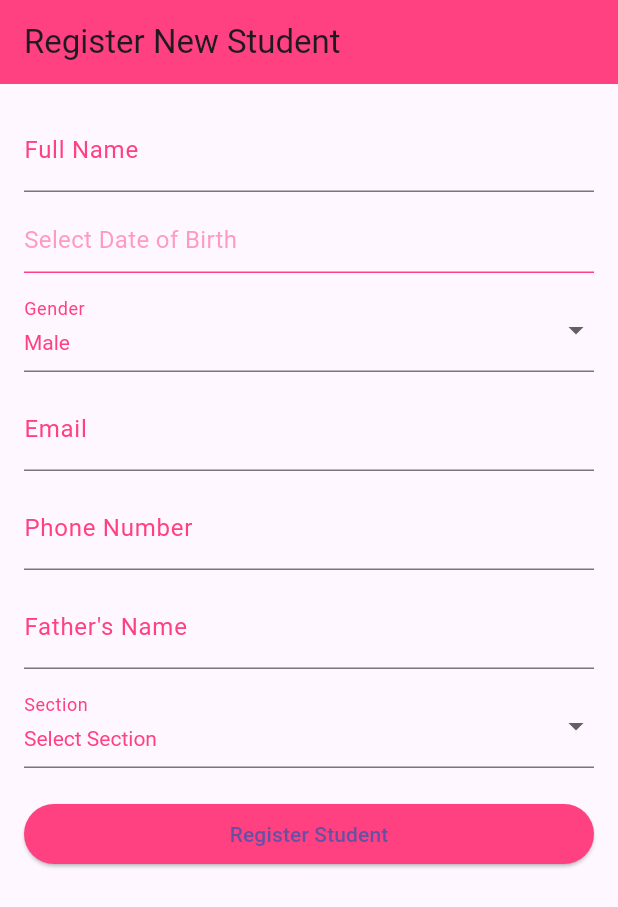
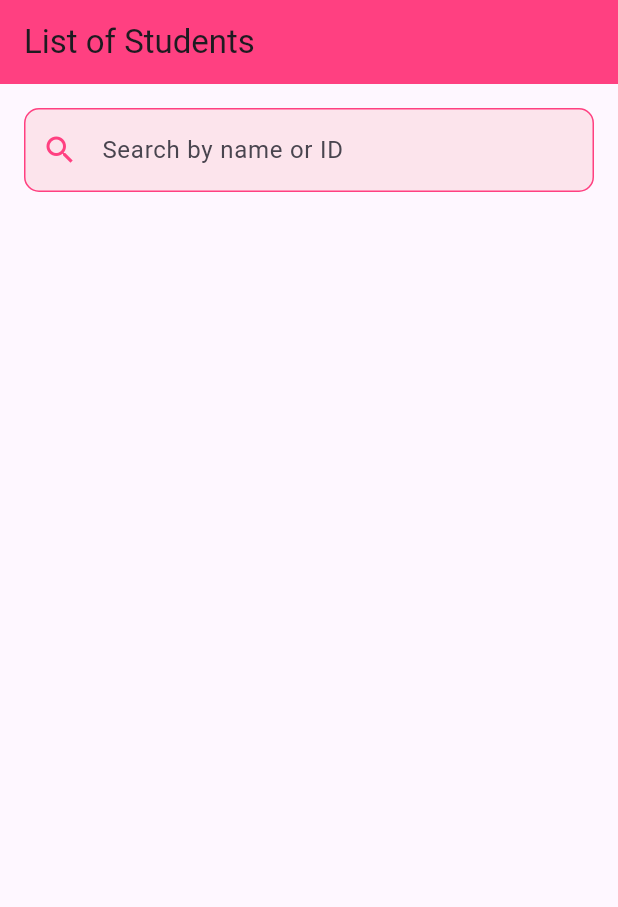
Before and after one commit to aeramei/star_education_centre, a Flutter app: the screen it shows after launch, on a phone screen of 412 x 824 dp. Shown: the top 907 px of the screen. Run offline on Flutter 3.47's test engine with Material 3 defaults, Android fonts, the phone set to English and light mode, and no system bars; our stand-ins replace cloud_firestore, firebase_core; accounts and stored records are empty.

Commit message:
feat: student list page

```diff
--- a/lib/main.dart
+++ b/lib/main.dart
@@ -1,3 +1,4 @@
+import 'package:firebase/pages/list_of_student_screen.dart';
 import 'package:firebase/pages/register_student_screen.dart';
 import 'package:flutter/foundation.dart';
 import 'package:flutter/material.dart';
@@ -38,7 +39,7 @@ class _MainAppState extends State<MainApp> {
   Widget build(BuildContext context) {
     return MaterialApp(
       debugShowCheckedModeBanner: false,
-      home: RegisterStudentScreen(),
+      home: ListOfStudentScreen(),
     );
   }
 }
--- /dev/null
+++ b/lib/pages/list_of_student_screen.dart
@@ -0,0 +1,145 @@
+import 'package:firebase/classes/methods/student_methods.dart';
+import 'package:firebase/classes/student.dart';
+import 'package:flutter/material.dart';
+
+class ListOfStudentScreen extends StatefulWidget {
+  const ListOfStudentScreen({super.key});
+
+  @override
+  State<ListOfStudentScreen> createState() => _ListOfStudentScreenState();
+}
+
+class _ListOfStudentScreenState extends State<ListOfStudentScreen> {
+  List<Student>? students;
+  List<Student>? filteredStudents; // List to store filtered students
+  final StudentMethod _studentMethod = StudentMethod();
+  TextEditingController _searchController = TextEditingController(); // Controller for search bar
+
+  @override
+  void initState() {
+    _fetchStudents();
+    super.initState();
+    _searchController.addListener(_searchStudents); // Add listener to search bar
+  }
+
+  Future<void> _fetchStudents() async {
+    students = await _studentMethod.getAllStudents();
+    setState(() {
+      filteredStudents = students; // Initially show all students
+    });
+  }
+
+  void _searchStudents() {
+    final query = _searchController.text.toLowerCase();
+    setState(() {
+      filteredStudents = students?.where((student) {
+        final studentName = student.name.toLowerCase();
+        final studentId = student.id.toLowerCase();
+        return studentName.contains(query) || studentId.contains(query);
+      }).toList();
+    });
+  }
+
+  void _editStudent(Student student) {
+    // Implement edit functionality here
+  }
+
+  void _deleteStudent(String studentId) {
+    _studentMethod.deleteStudent(studentId);
+    setState(() {
+      students?.removeWhere((student) => student.id == studentId);
+      filteredStudents = students; // Update filtered list after deletion
+    });
+  }
+
+  @override
+  Widget build(BuildContext context) {
+    return Scaffold(
+      appBar: AppBar(
+        title: const Text('List of Students'),
+        backgroundColor: Colors.pinkAccent,
+      ),
+      body: Column(
+        children: [
+          // Search bar
+          Padding(
+            padding: const EdgeInsets.all(16.0),
+            child: TextField(
+              controller: _searchController,
+              decoration: InputDecoration(
+                hintText: 'Search by name or ID',
+                prefixIcon: Icon(Icons.search, color: Colors.pinkAccent),
+                filled: true,
+                fillColor: Colors.pink[50],
+                enabledBorder: OutlineInputBorder(
+                  borderRadius: BorderRadius.circular(10.0),
+                  borderSide: BorderSide(color: Colors.pinkAccent),
+                ),
+                focusedBorder: OutlineInputBorder(
+                  borderRadius: BorderRadius.circular(10.0),
+                  borderSide: BorderSide(color: Colors.pinkAccent, width: 2.0),
+                ),
+              ),
+            ),
+          ),
+          // List of students
+          Expanded(
+            child: filteredStudents == null
+                ? const Center(child: CircularProgressIndicator())
+                : ListView.builder(
+              itemCount: filteredStudents!.length,
+              itemBuilder: (context, index) {
+                final student = filteredStudents![index];
+                return Padding(
+                  padding: const EdgeInsets.all(8.0),
+                  child: Card(
+                    margin: const EdgeInsets.symmetric(vertical: 10.0),
+                    color: Colors.pink[50], // Light pink background for the list items
+                    child: ListTile(
+                      contentPadding: const EdgeInsets.symmetric(
+                          vertical: 10.0, horizontal: 16.0),
+                      title: Text(
+                        student.name,
+                        style: const TextStyle(
+                          color: Colors.pinkAccent,
+                          fontWeight: FontWeight.bold,
+                          fontSize: 18.0,
+                        ),
+                      ),
+                      subtitle: Column(
+                        crossAxisAlignment: CrossAxisAlignment.start,
+                        children: [
+                          Text(
+                            'ID: ${student.id}',
+                            style: const TextStyle(color: Colors.pinkAccent),
+                          ),
+                          Text(
+                            'Father\'s Name: ${student.fatherName}',
+                            style: const TextStyle(color: Colors.pinkAccent),
+                          ),
+                        ],
+                      ),
+                      trailing: Row(
+                        mainAxisSize: MainAxisSize.min,
+                        children: [
+                          IconButton(
+                            icon: const Icon(Icons.edit, color: Colors.pinkAccent),
+                            onPressed: () => _editStudent(student),
+                          ),
+                          IconButton(
+                            icon: const Icon(Icons.delete, color: Colors.pinkAccent),
+                            onPressed: () => _deleteStudent(student.id),
+                          ),
+                        ],
+                      ),
+                    ),
+                  ),
+                );
+              },
+            ),
+          ),
+        ],
+      ),
+    );
+  }
+}
--- a/lib/pages/shared_page.dart
+++ b/lib/pages/shared_page.dart
@@ -1,6 +1,6 @@
 // import 'package:flutter/material.dart';
 // import 'package:mhk_star_education/pages/home_page.dart';
-// import 'package:mhk_star_education/pages/student_list.dart';
+// import 'package:mhk_star_education/pages/list_of_student_screen.dart';
 // import 'package:mhk_star_education/pages/student_page.dart';
 //
 // class SharedPage extends StatefulWidget {
```
Also changed, not shown: lib/pages/register_student_screen.dart (+37 -12 lines), lib/pages/student_list.dart (deleted, +0 -165 lines).
